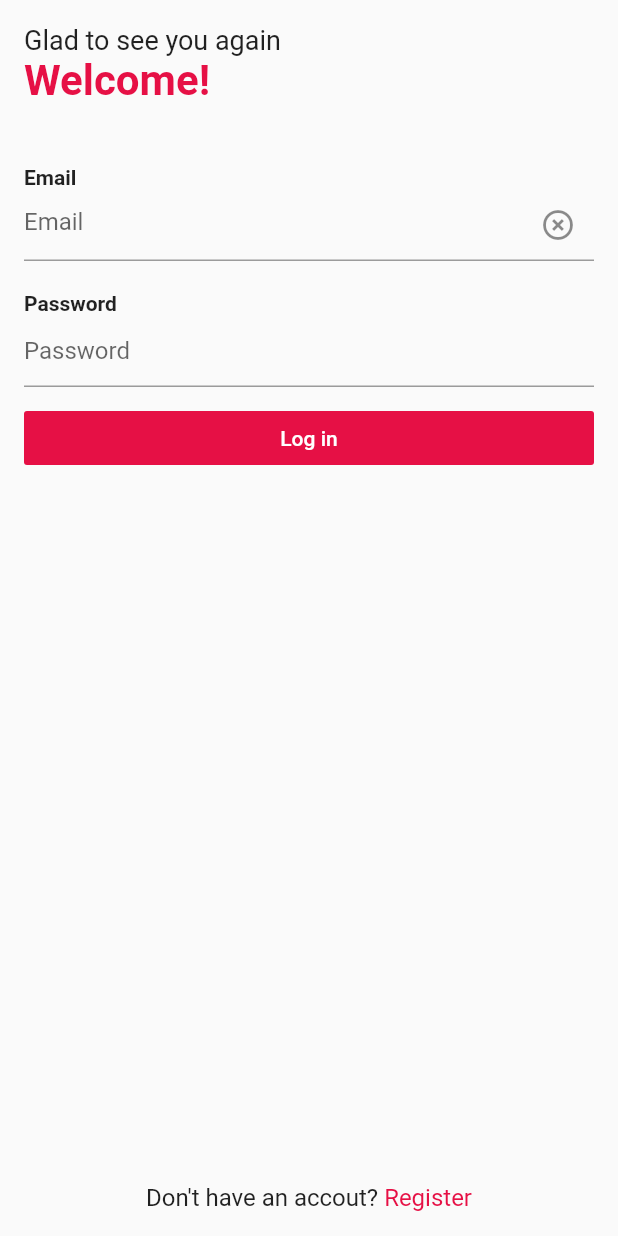
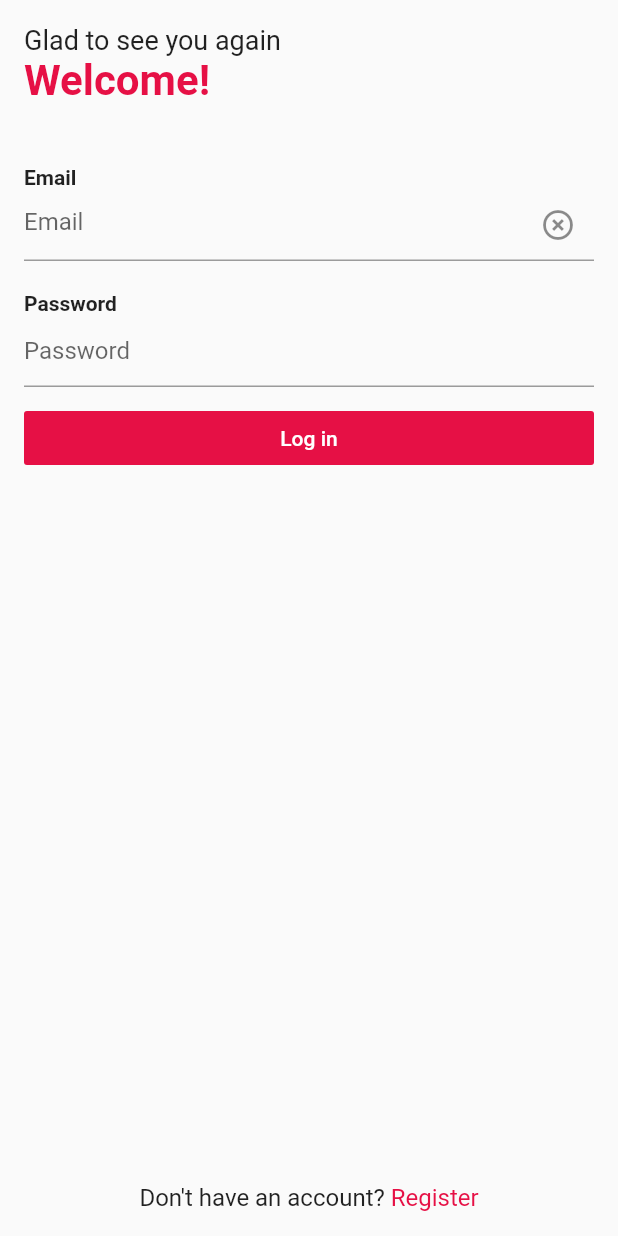
Before and after one commit to roddev-v/flutter-be-social, a Flutter app: the LoginPage screen opened directly, on a phone screen of 412 x 824 dp. Run offline on Flutter 3.47's test engine with Material 2 defaults, Android fonts, the phone set to English and light mode, and no system bars; our stand-ins replace built_value, cloud_firestore, firebase_auth, firebase_core, flutter_redux, freezed_annotation and 2 more; missing offline and left inert: redux_epics; accounts and stored records are empty; generated files the repository leaves out were written again; project files that could hold a hidden picture were left out.

Commit message:
login screen - debug && typo fix

```diff
--- a/lib/main.dart
+++ b/lib/main.dart
@@ -29,6 +29,7 @@ class _BeSocialState extends State<BeSocial> with InitMixin<BeSocial> {
               child: MaterialApp(
                   title: 'be social',
                   theme: ThemeData.light(),
+                  debugShowCheckedModeBanner: false,
                   routes: AppRoutes.routes));
         } else {
           if (snapshot.hasError) {
--- a/lib/presentation/login_page.dart
+++ b/lib/presentation/login_page.dart
@@ -120,7 +120,7 @@ class LoginPage extends StatelessWidget {
                 child: Text.rich(
                   TextSpan(
                     style: const TextStyle(fontSize: 16.0),
-                    text: "Don\'t have an accout? ",
+                    text: "Don\'t have an account? ",
                     children: <TextSpan>[
                       TextSpan(
                           text: 'Register',
```
